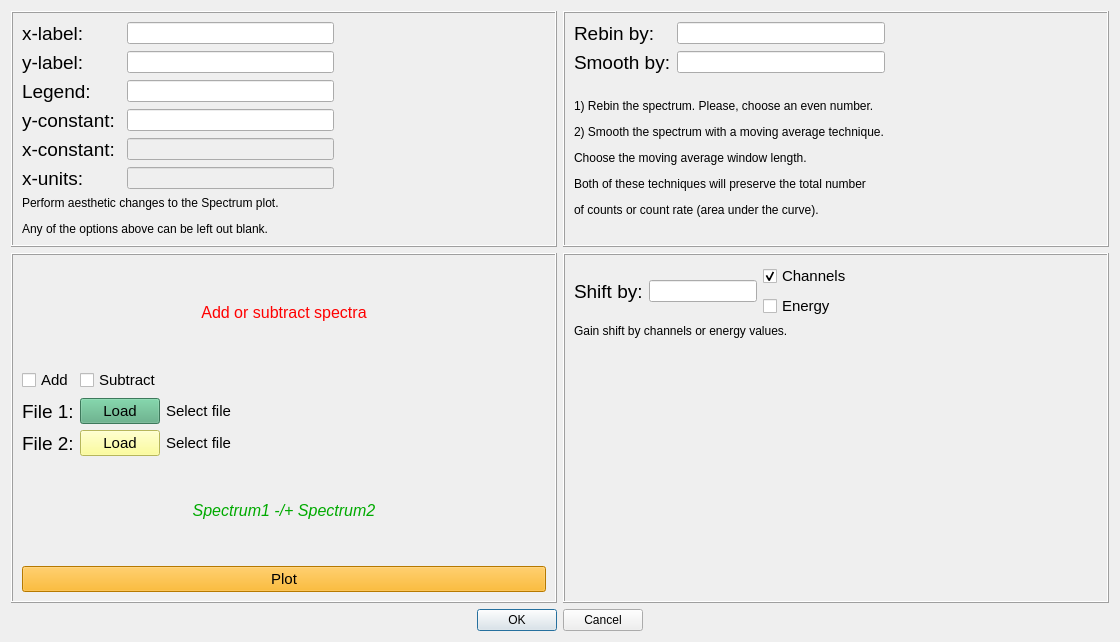
This is nasagamma/win_customize.ui in mauricioAyllon/NASA-gamma as Qt 5 draws it before an edit. The edited form follows.
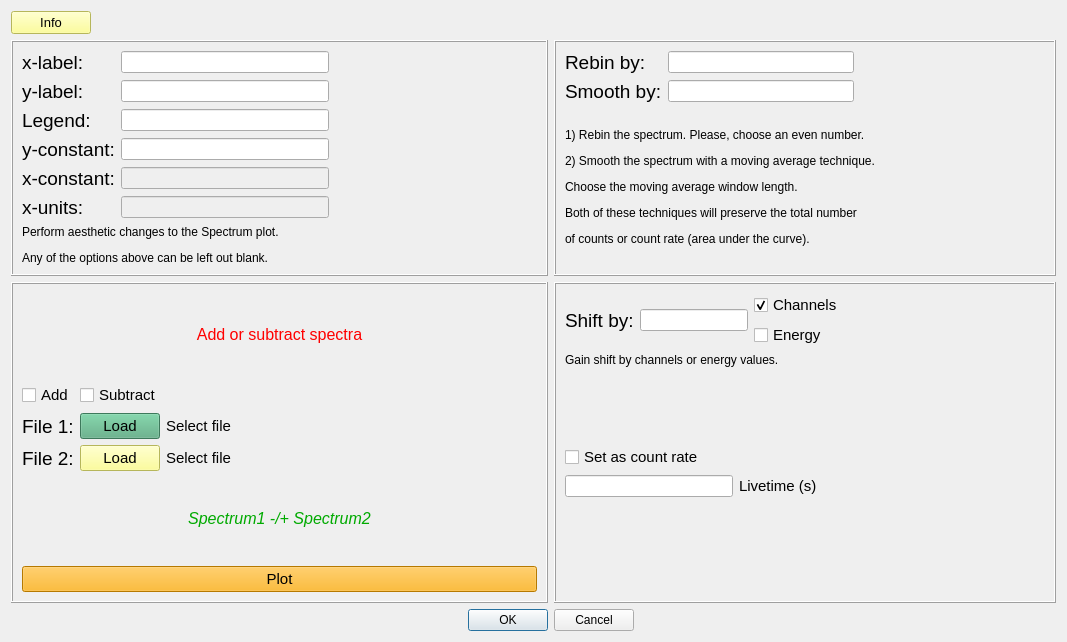
This is the edited form.

Commit message: Added count rate capabilities and fixed some bugs

Diff of the .ui file:
```diff
--- a/nasagamma/win_customize.ui
+++ b/nasagamma/win_customize.ui
@@ -6,7 +6,7 @@
    <rect>
     <x>0</x>
     <y>0</y>
-    <width>1120</width>
+    <width>1067</width>
     <height>642</height>
    </rect>
   </property>
@@ -14,112 +14,35 @@
    <string>Dialog</string>
   </property>
   <layout class="QGridLayout" name="gridLayout">
-   <item row="1" column="2" colspan="2">
-    <widget class="QFrame" name="frame_3">
-     <property name="frameShape">
-      <enum>QFrame::Box</enum>
+   <item row="0" column="0">
+    <widget class="QPushButton" name="pushButton">
+     <property name="font">
+      <font>
+       <pointsize>10</pointsize>
+      </font>
      </property>
-     <property name="frameShadow">
-      <enum>QFrame::Raised</enum>
+     <property name="styleSheet">
+      <string notr="true">background-color: rgb(255, 255, 127);</string>
      </property>
-     <layout class="QGridLayout" name="gridLayout_5">
-      <item row="0" column="0">
-       <layout class="QGridLayout" name="gridLayout_4">
-        <item row="0" column="0">
-         <widget class="QLabel" name="label_9">
-          <property name="font">
-           <font>
-            <pointsize>14</pointsize>
-           </font>
-          </property>
-          <property name="text">
-           <string>Shift by:</string>
-          </property>
-         </widget>
-        </item>
-        <item row="0" column="1">
-         <widget class="QLineEdit" name="shiftBy_txt">
-          <property name="text">
-           <string/>
-          </property>
-         </widget>
-        </item>
-        <item row="0" column="2">
-         <layout class="QFormLayout" name="formLayout">
-          <item row="0" column="0">
-           <widget class="QCheckBox" name="customize_checkBox_ch">
-            <property name="font">
-             <font>
-              <pointsize>11</pointsize>
-             </font>
-            </property>
-            <property name="text">
-             <string>Channels</string>
-            </property>
-            <property name="checked">
-             <bool>true</bool>
-            </property>
-            <property name="autoExclusive">
-             <bool>true</bool>
-            </property>
-           </widget>
-          </item>
-          <item row="1" column="0">
-           <widget class="QCheckBox" name="customize_checkBox_erg">
-            <property name="font">
-             <font>
-              <pointsize>11</pointsize>
-             </font>
-            </property>
-            <property name="text">
-             <string>Energy</string>
-            </property>
-            <property name="autoExclusive">
-             <bool>true</bool>
-            </property>
-           </widget>
-          </item>
-         </layout>
-        </item>
-       </layout>
-      </item>
-      <item row="0" column="1">
-       <spacer name="horizontalSpacer_5">
-        <property name="orientation">
-         <enum>Qt::Horizontal</enum>
-        </property>
-        <property name="sizeHint" stdset="0">
-         <size>
-          <width>122</width>
-          <height>20</height>
-         </size>
-        </property>
-       </spacer>
-      </item>
-      <item row="1" column="0">
-       <widget class="QLabel" name="label_10">
-        <property name="text">
-         <string>&lt;html&gt;&lt;head/&gt;&lt;body&gt;&lt;p&gt;Gain shift by channels or energy values.&lt;/p&gt;&lt;/body&gt;&lt;/html&gt;</string>
-        </property>
-       </widget>
-      </item>
-      <item row="2" column="0">
-       <spacer name="verticalSpacer">
-        <property name="orientation">
-         <enum>Qt::Vertical</enum>
-        </property>
-        <property name="sizeHint" stdset="0">
-         <size>
-          <width>20</width>
-          <height>95</height>
-         </size>
-        </property>
-       </spacer>
-      </item>
-     </layout>
+     <property name="text">
+      <string>Info</string>
+     </property>
     </widget>
    </item>
-   <item row="0" column="0" colspan="2">
+   <item row="0" column="1">
+    <spacer name="horizontalSpacer_9">
+     <property name="orientation">
+      <enum>Qt::Horizontal</enum>
+     </property>
+     <property name="sizeHint" stdset="0">
+      <size>
+       <width>305</width>
+       <height>20</height>
+      </size>
+     </property>
+    </spacer>
+   </item>
+   <item row="1" column="0" colspan="3">
     <widget class="QFrame" name="frame">
      <property name="frameShape">
       <enum>QFrame::Box</enum>
@@ -128,6 +51,36 @@
       <enum>QFrame::Raised</enum>
      </property>
      <layout class="QGridLayout" name="gridLayout_2">
+      <item row="0" column="0">
+       <widget class="QLabel" name="label_2">
+        <property name="font">
+         <font>
+          <pointsize>14</pointsize>
+         </font>
+        </property>
+        <property name="text">
+         <string>x-label:</string>
+        </property>
+       </widget>
+      </item>
+      <item row="0" column="1">
+       <widget class="QLineEdit" name="x_label_txt"/>
+      </item>
+      <item row="1" column="0">
+       <widget class="QLabel" name="label">
+        <property name="font">
+         <font>
+          <pointsize>14</pointsize>
+         </font>
+        </property>
+        <property name="text">
+         <string>y-label:</string>
+        </property>
+       </widget>
+      </item>
+      <item row="1" column="1">
+       <widget class="QLineEdit" name="y_label_txt"/>
+      </item>
       <item row="2" column="0">
        <widget class="QLabel" name="label_4">
         <property name="font">
@@ -140,14 +93,27 @@
         </property>
        </widget>
       </item>
-      <item row="2" column="2">
+      <item row="2" column="1">
        <widget class="QLineEdit" name="legend_txt">
         <property name="text">
          <string/>
         </property>
        </widget>
       </item>
-      <item row="3" column="0" colspan="2">
+      <item row="2" column="2">
+       <spacer name="horizontalSpacer_3">
+        <property name="orientation">
+         <enum>Qt::Horizontal</enum>
+        </property>
+        <property name="sizeHint" stdset="0">
+         <size>
+          <width>174</width>
+          <height>17</height>
+         </size>
+        </property>
+       </spacer>
+      </item>
+      <item row="3" column="0">
        <widget class="QLabel" name="label_3">
         <property name="font">
          <font>
@@ -159,63 +125,13 @@
         </property>
        </widget>
       </item>
-      <item row="0" column="2">
-       <widget class="QLineEdit" name="x_label_txt"/>
-      </item>
-      <item row="3" column="2">
+      <item row="3" column="1">
        <widget class="QLineEdit" name="yconst_txt">
         <property name="text">
          <string/>
         </property>
        </widget>
       </item>
-      <item row="1" column="0">
-       <widget class="QLabel" name="label">
-        <property name="font">
-         <font>
-          <pointsize>14</pointsize>
-         </font>
-        </property>
-        <property name="text">
-         <string>y-label:</string>
-        </property>
-       </widget>
-      </item>
-      <item row="1" column="2">
-       <widget class="QLineEdit" name="y_label_txt"/>
-      </item>
-      <item row="2" column="3">
-       <spacer name="horizontalSpacer_3">
-        <property name="orientation">
-         <enum>Qt::Horizontal</enum>
-        </property>
-        <property name="sizeHint" stdset="0">
-         <size>
-          <width>164</width>
-          <height>20</height>
-         </size>
-        </property>
-       </spacer>
-      </item>
-      <item row="0" column="0">
-       <widget class="QLabel" name="label_2">
-        <property name="font">
-         <font>
-          <pointsize>14</pointsize>
-         </font>
-        </property>
-        <property name="text">
-         <string>x-label:</string>
-        </property>
-       </widget>
-      </item>
-      <item row="6" column="0" colspan="4">
-       <widget class="QLabel" name="label_7">
-        <property name="text">
-         <string>&lt;html&gt;&lt;head/&gt;&lt;body&gt;&lt;p&gt;Perform aesthetic changes to the Spectrum plot. &lt;/p&gt;&lt;p&gt;Any of the options above can be left out blank.&lt;/p&gt;&lt;/body&gt;&lt;/html&gt;</string>
-        </property>
-       </widget>
-      </item>
       <item row="4" column="0">
        <widget class="QLabel" name="label_11">
         <property name="font">
@@ -228,7 +144,7 @@
         </property>
        </widget>
       </item>
-      <item row="4" column="2">
+      <item row="4" column="1">
        <widget class="QLineEdit" name="yconst_txt_2">
         <property name="enabled">
          <bool>false</bool>
@@ -250,7 +166,7 @@
         </property>
        </widget>
       </item>
-      <item row="5" column="2">
+      <item row="5" column="1">
        <widget class="QLineEdit" name="yconst_txt_3">
         <property name="enabled">
          <bool>false</bool>
@@ -260,10 +176,17 @@
         </property>
        </widget>
       </item>
+      <item row="6" column="0" colspan="2">
+       <widget class="QLabel" name="label_7">
+        <property name="text">
+         <string>&lt;html&gt;&lt;head/&gt;&lt;body&gt;&lt;p&gt;Perform aesthetic changes to the Spectrum plot. &lt;/p&gt;&lt;p&gt;Any of the options above can be left out blank.&lt;/p&gt;&lt;/body&gt;&lt;/html&gt;</string>
+        </property>
+       </widget>
+      </item>
      </layout>
     </widget>
    </item>
-   <item row="0" column="2" colspan="2">
+   <item row="1" column="3" colspan="2">
     <widget class="QFrame" name="frame_2">
      <property name="frameShape">
       <enum>QFrame::Box</enum>
@@ -333,7 +256,160 @@
      </layout>
     </widget>
    </item>
-   <item row="2" column="0">
+   <item row="2" column="3" colspan="2">
+    <widget class="QFrame" name="frame_3">
+     <property name="frameShape">
+      <enum>QFrame::Box</enum>
+     </property>
+     <property name="frameShadow">
+      <enum>QFrame::Raised</enum>
+     </property>
+     <layout class="QGridLayout" name="gridLayout_9">
+      <item row="4" column="0">
+       <layout class="QGridLayout" name="gridLayout_5">
+        <item row="0" column="1">
+         <widget class="QLabel" name="label_livetime">
+          <property name="font">
+           <font>
+            <pointsize>11</pointsize>
+           </font>
+          </property>
+          <property name="text">
+           <string>Livetime (s)</string>
+          </property>
+         </widget>
+        </item>
+        <item row="0" column="0">
+         <widget class="QLineEdit" name="livetime_txt">
+          <property name="text">
+           <string/>
+          </property>
+         </widget>
+        </item>
+       </layout>
+      </item>
+      <item row="0" column="2">
+       <spacer name="horizontalSpacer_5">
+        <property name="orientation">
+         <enum>Qt::Horizontal</enum>
+        </property>
+        <property name="sizeHint" stdset="0">
+         <size>
+          <width>122</width>
+          <height>20</height>
+         </size>
+        </property>
+       </spacer>
+      </item>
+      <item row="1" column="0">
+       <widget class="QLabel" name="label_10">
+        <property name="text">
+         <string>&lt;html&gt;&lt;head/&gt;&lt;body&gt;&lt;p&gt;Gain shift by channels or energy values.&lt;/p&gt;&lt;/body&gt;&lt;/html&gt;</string>
+        </property>
+       </widget>
+      </item>
+      <item row="2" column="0">
+       <spacer name="verticalSpacer_2">
+        <property name="orientation">
+         <enum>Qt::Vertical</enum>
+        </property>
+        <property name="sizeHint" stdset="0">
+         <size>
+          <width>20</width>
+          <height>14</height>
+         </size>
+        </property>
+       </spacer>
+      </item>
+      <item row="0" column="0" colspan="2">
+       <layout class="QGridLayout" name="gridLayout_4">
+        <item row="0" column="0">
+         <widget class="QLabel" name="label_9">
+          <property name="font">
+           <font>
+            <pointsize>14</pointsize>
+           </font>
+          </property>
+          <property name="text">
+           <string>Shift by:</string>
+          </property>
+         </widget>
+        </item>
+        <item row="0" column="1">
+         <widget class="QLineEdit" name="shiftBy_txt">
+          <property name="text">
+           <string/>
+          </property>
+         </widget>
+        </item>
+        <item row="0" column="2">
+         <layout class="QFormLayout" name="formLayout">
+          <item row="0" column="0">
+           <widget class="QCheckBox" name="customize_checkBox_ch">
+            <property name="font">
+             <font>
+              <pointsize>11</pointsize>
+             </font>
+            </property>
+            <property name="text">
+             <string>Channels</string>
+            </property>
+            <property name="checked">
+             <bool>true</bool>
+            </property>
+            <property name="autoExclusive">
+             <bool>true</bool>
+            </property>
+           </widget>
+          </item>
+          <item row="1" column="0">
+           <widget class="QCheckBox" name="customize_checkBox_erg">
+            <property name="font">
+             <font>
+              <pointsize>11</pointsize>
+             </font>
+            </property>
+            <property name="text">
+             <string>Energy</string>
+            </property>
+            <property name="autoExclusive">
+             <bool>true</bool>
+            </property>
+           </widget>
+          </item>
+         </layout>
+        </item>
+       </layout>
+      </item>
+      <item row="5" column="1">
+       <spacer name="verticalSpacer">
+        <property name="orientation">
+         <enum>Qt::Vertical</enum>
+        </property>
+        <property name="sizeHint" stdset="0">
+         <size>
+          <width>20</width>
+          <height>95</height>
+         </size>
+        </property>
+       </spacer>
+      </item>
+      <item row="3" column="0">
+       <widget class="QCheckBox" name="checkBox_CR">
+        <property name="font">
+         <font>
+          <pointsize>11</pointsize>
+         </font>
+        </property>
+        <property name="text">
+         <string>Set as count rate</string>
+        </property>
+       </widget>
+      </item>
+     </layout>
+    </widget>
+   </item>
+   <item row="3" column="0" colspan="2">
     <spacer name="horizontalSpacer">
      <property name="orientation">
       <enum>Qt::Horizontal</enum>
@@ -346,7 +422,7 @@
      </property>
     </spacer>
    </item>
-   <item row="2" column="1" colspan="2">
+   <item row="3" column="2" colspan="2">
     <widget class="QDialogButtonBox" name="button_ok_custom">
      <property name="orientation">
       <enum>Qt::Horizontal</enum>
@@ -356,7 +432,7 @@
      </property>
     </widget>
    </item>
-   <item row="2" column="3">
+   <item row="3" column="4">
     <spacer name="horizontalSpacer_2">
      <property name="orientation">
       <enum>Qt::Horizontal</enum>
@@ -369,7 +445,7 @@
      </property>
     </spacer>
    </item>
-   <item row="1" column="0" colspan="2">
+   <item row="2" column="0" colspan="3">
     <widget class="QFrame" name="frame_4">
      <property name="frameShape">
       <enum>QFrame::Box</enum>
```
The commit also changes 4 other files.
